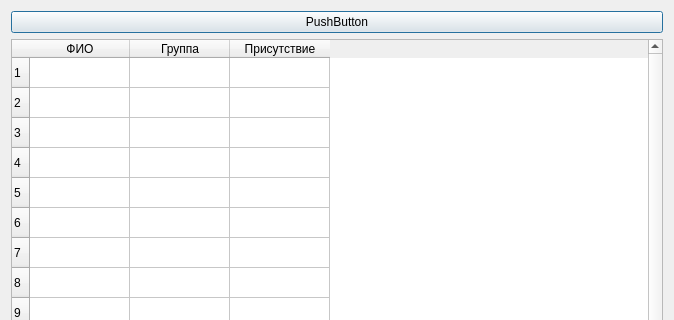
The window that createfoto.ui (Zhdanov-Dmitrii/attendanceClient) describes before a commit, drawn with Qt 5; both pictures show x 0 to 674 and y 0 to 320 of the 674 by 650 pixel window.
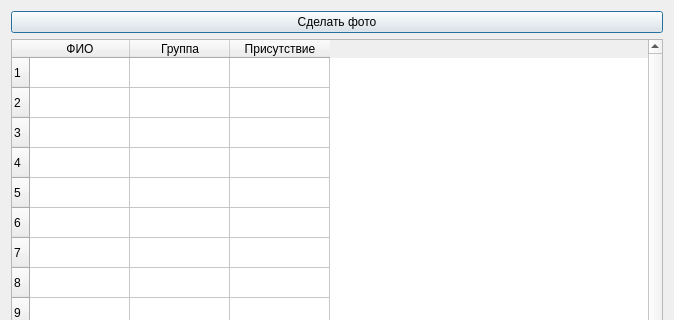
The same window after the commit. Icons and pictures are not drawn.

Diff of the .ui file:
```diff
--- a/createfoto.ui
+++ b/createfoto.ui
@@ -23,7 +23,7 @@
      <item>
       <widget class="QPushButton" name="pushButton">
        <property name="text">
-        <string>PushButton</string>
+        <string>Сделать фото</string>
        </property>
       </widget>
      </item>
```
Left out of the diff: 2 changed lines with no effect on the pictures.
